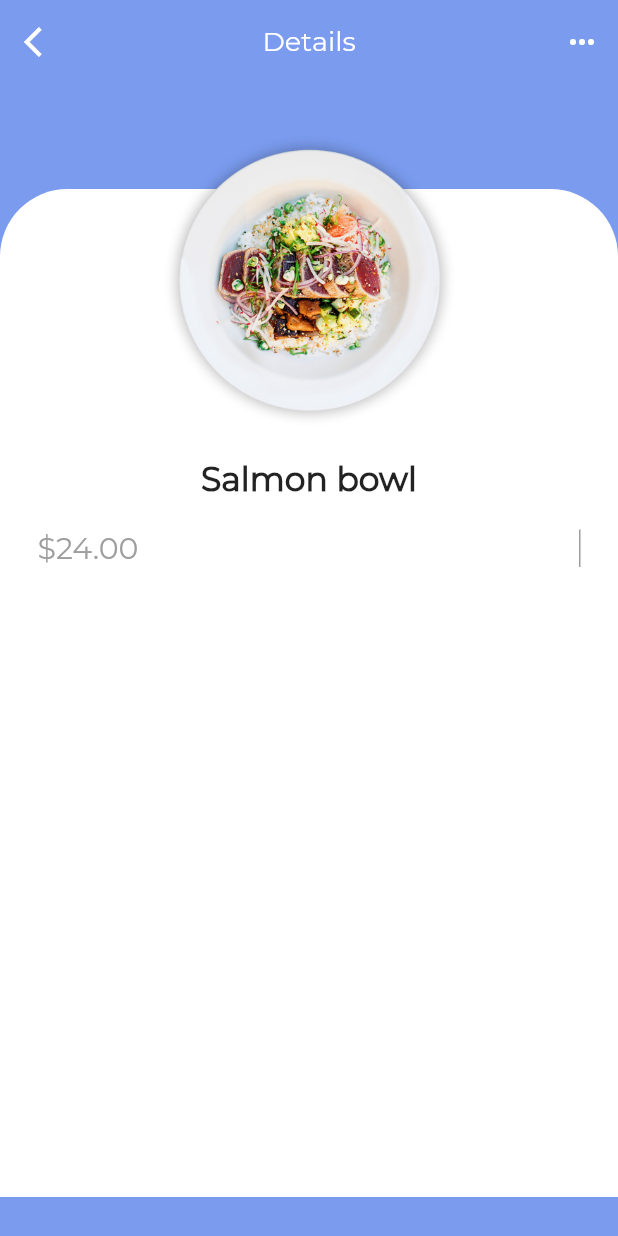
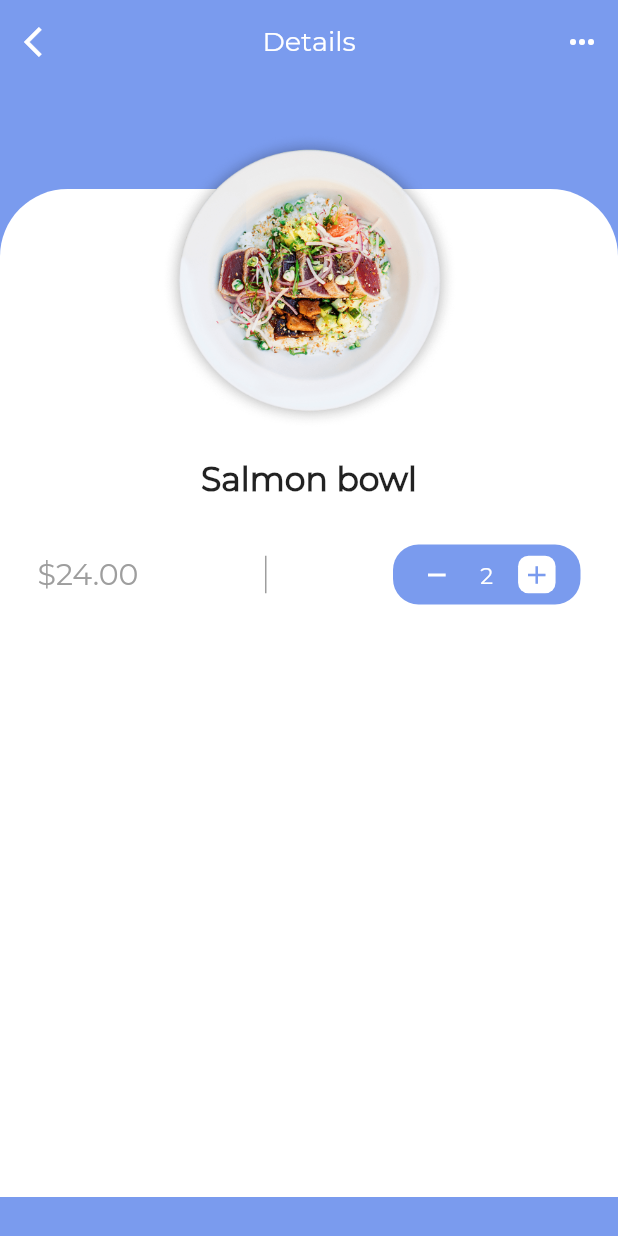
Before and after one commit to ShivamGoyal26/Firebase_Auth-Flutter-, a Flutter app: the screen it shows after launch, after a tap on "Salmon bowl", on a phone screen of 412 x 824 dp. Run offline on Flutter 3.47's test engine with Material 2 defaults, Android fonts, the phone set to English and light mode, and no system bars; project files that could hold a hidden picture were left out.

Commit message:
12th commit

```diff
--- a/lib/details_page.dart
+++ b/lib/details_page.dart
@@ -94,7 +94,7 @@ class _DetailsPageState extends State<DetailsPage> {
                         ),
                       ),
                       SizedBox(
-                        height: 20,
+                        height: 30,
                       ),
                       Row(
                         mainAxisAlignment: MainAxisAlignment.spaceBetween,
@@ -112,6 +112,62 @@ class _DetailsPageState extends State<DetailsPage> {
                             color: Colors.grey,
                             width: 1.0,
                           ),
+                          Container(
+                            width: 125.0,
+                            height: 40.0,
+                            decoration: BoxDecoration(
+                                borderRadius: BorderRadius.circular(17.0),
+                                color: Color(0xFF7A9BEE)),
+                            child: Row(
+                              mainAxisAlignment: MainAxisAlignment.spaceEvenly,
+                              children: <Widget>[
+                                InkWell(
+                                  onTap: () {},
+                                  child: Container(
+                                    height: 25,
+                                    width: 25,
+                                    decoration: BoxDecoration(
+                                      borderRadius: BorderRadius.circular(7),
+                                      color: Color(0xFF7A9BEE),
+                                    ),
+                                    child: Center(
+                                      child: Icon(
+                                        Icons.remove,
+                                        color: Colors.white,
+                                        size: 20.0,
+                                      ),
+                                    ),
+                                  ),
+                                ),
+                                Text(
+                                  '2',
+                                  style: TextStyle(
+                                    color: Colors.white,
+                                    fontFamily: 'Montserrat',
+                                    fontSize: 15,
+                                  ),
+                                ),
+                                InkWell(
+                                  onTap: () {},
+                                  child: Container(
+                                    height: 25,
+                                    width: 25,
+                                    decoration: BoxDecoration(
+                                      borderRadius: BorderRadius.circular(7.0),
+                                      color: Colors.white,
+                                    ),
+                                    child: Center(
+                                      child: Icon(
+                                        Icons.add,
+                                        color: Color(0xFF7A9BEE),
+                                        size: 20.0,
+                                      ),
+                                    ),
+                                  ),
+                                ),
+                              ],
+                            ),
+                          ),
                         ],
                       )
                     ],
```
